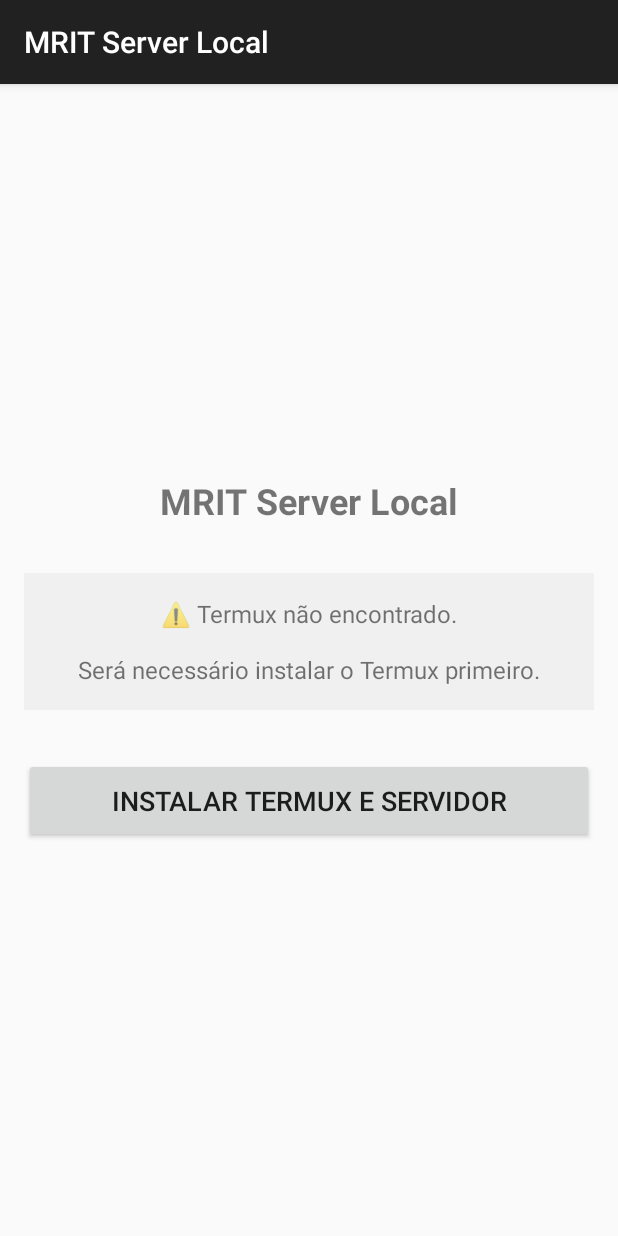
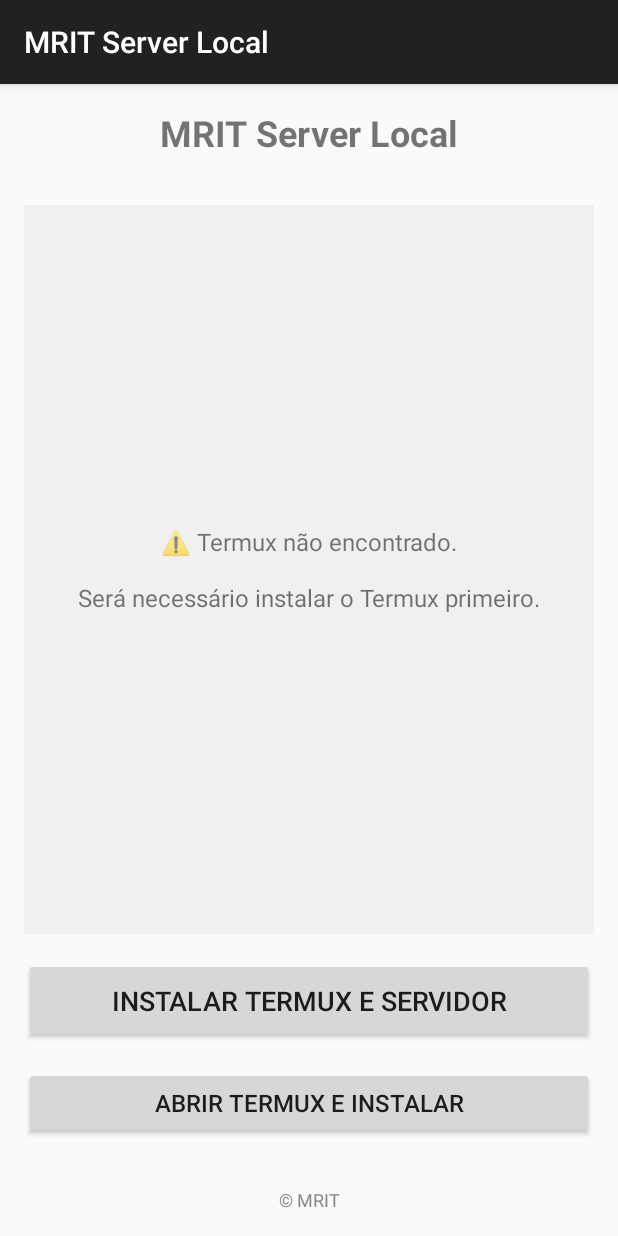
Before and after one commit to MRITSoftware/servidorzinho, an Android app: the screen it shows after launch (MainActivity), on a phone screen of 412 x 824 dp. Run offline under Robolectric (Android 15) with nearby library versions, the phone set to English and light mode, and no system bars.

Commit message:
Add: Button to open Termux and footer with MRIT copyright

```diff
--- a/android/app/src/main/res/layout/activity_main.xml
+++ b/android/app/src/main/res/layout/activity_main.xml
@@ -17,13 +17,14 @@
     <TextView
         android:id="@+id/statusText"
         android:layout_width="match_parent"
-        android:layout_height="wrap_content"
+        android:layout_height="0dp"
+        android:layout_weight="1"
         android:text="Verificando instalação..."
         android:textSize="16sp"
         android:gravity="center"
         android:padding="16dp"
         android:background="#f0f0f0"
-        android:layout_marginBottom="32dp" />
+        android:layout_marginBottom="16dp" />
 
     <Button
         android:id="@+id/installButton"
@@ -31,6 +32,25 @@
         android:layout_height="wrap_content"
         android:text="Instalar"
         android:textSize="18sp"
-        android:padding="16dp" />
+        android:padding="16dp"
+        android:layout_marginBottom="16dp" />
+
+    <Button
+        android:id="@+id/openTermuxButton"
+        android:layout_width="match_parent"
+        android:layout_height="wrap_content"
+        android:text="Abrir Termux e Instalar"
+        android:textSize="16sp"
+        android:padding="12dp"
+        android:layout_marginBottom="16dp" />
+
+    <TextView
+        android:layout_width="match_parent"
+        android:layout_height="wrap_content"
+        android:text="© MRIT"
+        android:textSize="12sp"
+        android:gravity="center"
+        android:textColor="#888888"
+        android:layout_marginTop="16dp" />
 
 </LinearLayout>
```
Also changed, not shown: android/app/src/main/java/com/servidorzinho/installer/MainActivity.java (+56 -6 lines).
